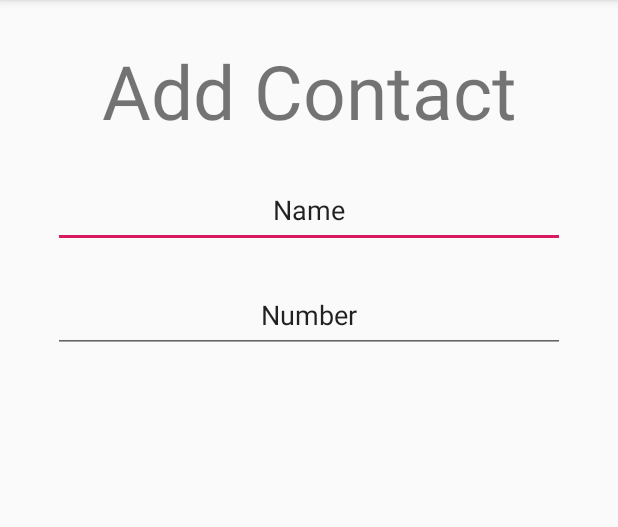
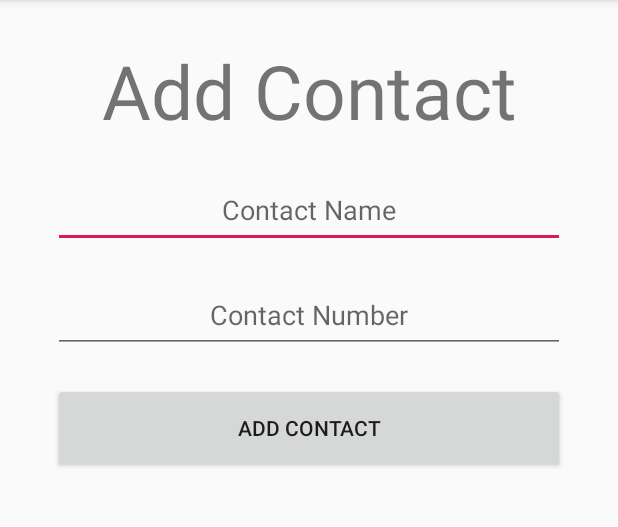
Before and after one commit to mikijaworski/epic-agenda, an Android app: the AddNewContact screen opened directly, with no data from a screen before it, on a phone screen of 412 x 824 dp, the part 84-611 px from its top. Run offline under Robolectric (Android 15) with nearby library versions, the phone set to English and light mode, and no system bars.

Commit message:
afegir contactes al mobil

```diff
--- a/app/src/main/java/com/example/epicagendaapp/AddNewContact.java
+++ b/app/src/main/java/com/example/epicagendaapp/AddNewContact.java
@@ -2,13 +2,43 @@ package com.example.epicagendaapp;
 
 import androidx.appcompat.app.AppCompatActivity;
 
+import android.content.Intent;
 import android.os.Bundle;
+import android.provider.ContactsContract;
+import android.view.Gravity;
+import android.view.View;
+import android.widget.EditText;
+import android.widget.Toast;
 
 public class AddNewContact extends AppCompatActivity {
+
+    EditText contact_name;
+    EditText contact_number;
 
     @Override
     protected void onCreate(Bundle savedInstanceState) {
         super.onCreate(savedInstanceState);
         setContentView(R.layout.activity_add_new_contact);
+
+        contact_name = findViewById(R.id.contact_name);
+        contact_number = findViewById(R.id.contact_number);
+    }
+
+    public void AddContact(View view) {
+
+        if (contact_name.getText().toString().equals("") && contact_number.getText().toString().equals("")) {
+            Toast.makeText(this, "You can't leave the name and number empty!", Toast.LENGTH_SHORT).show();
+        } else if (contact_name.getText().toString().equals("")) {
+            Toast.makeText(this, "You can't leave the name empty!", Toast.LENGTH_SHORT).show();
+        } else if (contact_number.getText().toString().equals("")){
+            Toast.makeText(this, "You can't leave the number empty!", Toast.LENGTH_SHORT).show();
+        } else {
+            Intent intent = new Intent(ContactsContract.Intents.Insert.ACTION);
+            intent.setType(ContactsContract.RawContacts.CONTENT_TYPE);
+            intent.putExtra(ContactsContract.Intents.Insert.NAME, contact_name.getText());
+            intent.putExtra(ContactsContract.Intents.Insert.PHONE, contact_number.getText());
+            startActivity(intent);
+        }
+
     }
 }
--- a/app/src/main/res/layout/activity_add_new_contact.xml
+++ b/app/src/main/res/layout/activity_add_new_contact.xml
@@ -29,8 +29,8 @@
         android:layout_marginRight="35dp"
         android:ems="10"
         android:gravity="clip_horizontal|center"
+        android:hint="Contact Name"
         android:inputType="textPersonName"
-        android:text="Name"
         app:layout_constraintEnd_toEndOf="parent"
         app:layout_constraintStart_toStartOf="parent"
         app:layout_constraintTop_toBottomOf="@+id/title" />
@@ -44,9 +44,22 @@
         android:layout_marginRight="35dp"
         android:ems="10"
         android:gravity="clip_horizontal|center"
-        android:inputType="textPersonName"
-        android:text="Number"
+        android:hint="Contact Number"
+        android:inputType="phone"
         app:layout_constraintEnd_toEndOf="parent"
         app:layout_constraintStart_toStartOf="parent"
         app:layout_constraintTop_toBottomOf="@+id/contact_name" />
+
+    <Button
+        android:id="@+id/add_contact"
+        android:layout_width="match_parent"
+        android:layout_height="60dp"
+        android:layout_marginLeft="35dp"
+        android:layout_marginTop="20dp"
+        android:layout_marginRight="35dp"
+        android:onClick="AddContact"
+        android:text="add contact"
+        app:layout_constraintEnd_toEndOf="parent"
+        app:layout_constraintStart_toStartOf="parent"
+        app:layout_constraintTop_toBottomOf="@+id/contact_number" />
 </androidx.constraintlayout.widget.ConstraintLayout>
```
